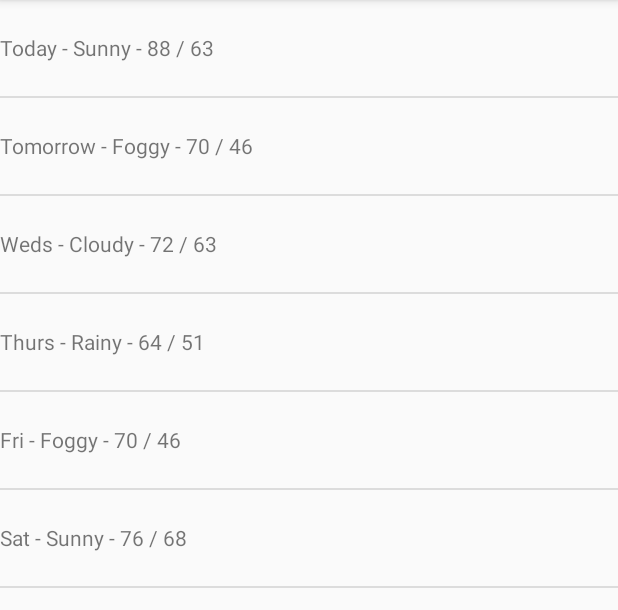
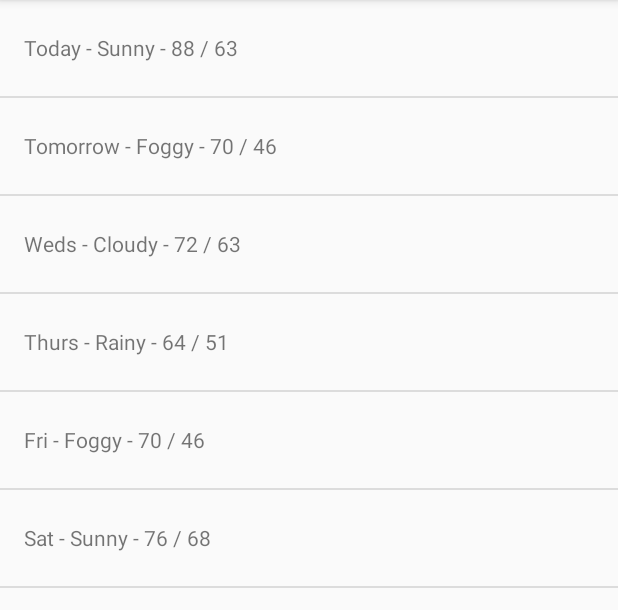
Before and after one commit to sevenseconds/Sunshine, an Android app: the screen it shows after launch (MainActivity), on a phone screen of 412 x 824 dp, the part 84-694 px from its top. Run offline under Robolectric (Android 15) with nearby library versions, the phone set to English and light mode, and no system bars.

```diff
--- a/app/src/main/java/com/example/android/sunshine/fragment/MainFragment.java
+++ /dev/null
@@ -1,42 +0,0 @@
-package com.example.android.sunshine.fragment;
-
-import android.os.Bundle;
-import android.support.annotation.Nullable;
-import android.support.v4.app.Fragment;
-import android.view.LayoutInflater;
-import android.view.View;
-import android.view.ViewGroup;
-import android.widget.ArrayAdapter;
-import android.widget.ListView;
-
-import com.example.android.sunshine.R;
-
-
-public class MainFragment extends Fragment {
-
-    private ListView forecastListView;
-    private ArrayAdapter<String> forecastAdapter;
-
-    private String[] weekForecast = {
-            "Today - Sunny - 88 / 63",
-            "Tomorrow - Foggy - 70 / 46",
-            "Weds - Cloudy - 72 / 63",
-            "Thurs - Rainy - 64 / 51",
-            "Fri - Foggy - 70 / 46",
-            "Sat - Sunny - 76 / 68"
-    };
-
-    @Nullable
-    @Override
-    public View onCreateView(LayoutInflater inflater, @Nullable ViewGroup container, @Nullable Bundle savedInstanceState) {
-        View rootView = inflater.inflate(R.layout.fragment_main, container, false);
-        forecastListView = (ListView) rootView.findViewById(R.id.listview_forecast);
-        forecastAdapter = new ArrayAdapter<>(
-                getActivity(),
-                R.layout.list_item_forecast,
-                R.id.list_item_forecast_textview,
-                weekForecast);
-        forecastListView.setAdapter(forecastAdapter);
-        return rootView;
-    }
-}
--- a/app/src/main/res/layout/activity_main.xml
+++ b/app/src/main/res/layout/activity_main.xml
@@ -8,7 +8,7 @@
 
     <fragment
         android:id="@+id/fragment_main"
-        android:name="com.example.android.sunshine.fragment.MainFragment"
+        android:name="com.example.android.sunshine.fragment.ForecastFragment"
         android:layout_width="match_parent"
         android:layout_height="match_parent" />
 </RelativeLayout>
--- a/app/src/main/res/layout/list_item_forecast.xml
+++ b/app/src/main/res/layout/list_item_forecast.xml
@@ -5,4 +5,10 @@
     android:layout_height="wrap_content"
     android:gravity="center_vertical"
     android:minHeight="?attr/listPreferredItemHeight"
+    android:paddingBottom="@dimen/activity_vertical_margin"
+    android:paddingEnd="@dimen/activity_horizontal_margin"
+    android:paddingLeft="@dimen/activity_horizontal_margin"
+    android:paddingRight="@dimen/activity_horizontal_margin"
+    android:paddingStart="@dimen/activity_horizontal_margin"
+    android:paddingTop="@dimen/activity_vertical_margin"
     android:text="Today - Sunny - 88 / 63" />
```
Also changed, not shown: app/src/main/java/com/example/android/sunshine/fragment/ForecastFragment.java (added, +124 -0 lines), app/src/main/res/layout/fragment_forecast.xml (renamed from app/src/main/res/layout/fragment_main.xml).
